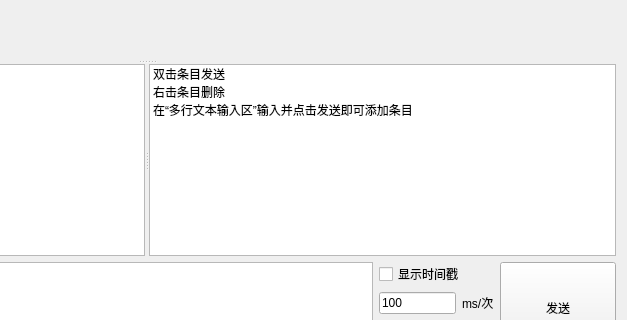
petertheprocess/ComAssistant, file ComAssistant/mainwindow.ui: the form before one commit; both pictures show x 333 to 960 and y 283 to 603 of the 960 by 720 pixel window.
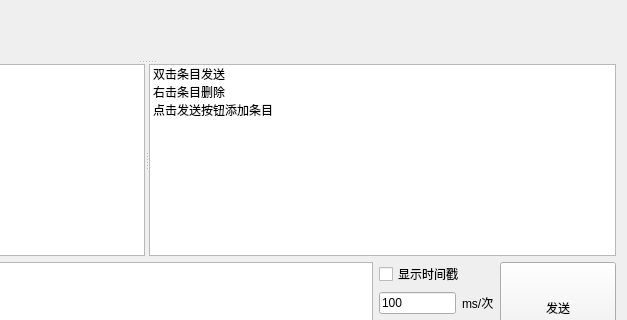
The form after the commit. Custom widgets are drawn as their Qt base class.

What changed in the file:
```diff
--- a/ComAssistant/mainwindow.ui
+++ b/ComAssistant/mainwindow.ui
@@ -379,7 +379,7 @@
         </item>
         <item>
          <property name="text">
-          <string>在“多行文本输入区”输入并点击发送即可添加条目</string>
+          <string>点击发送按钮添加条目</string>
          </property>
         </item>
        </widget>
```
Left out of the diff: 6 changed lines with no effect on the pictures.
